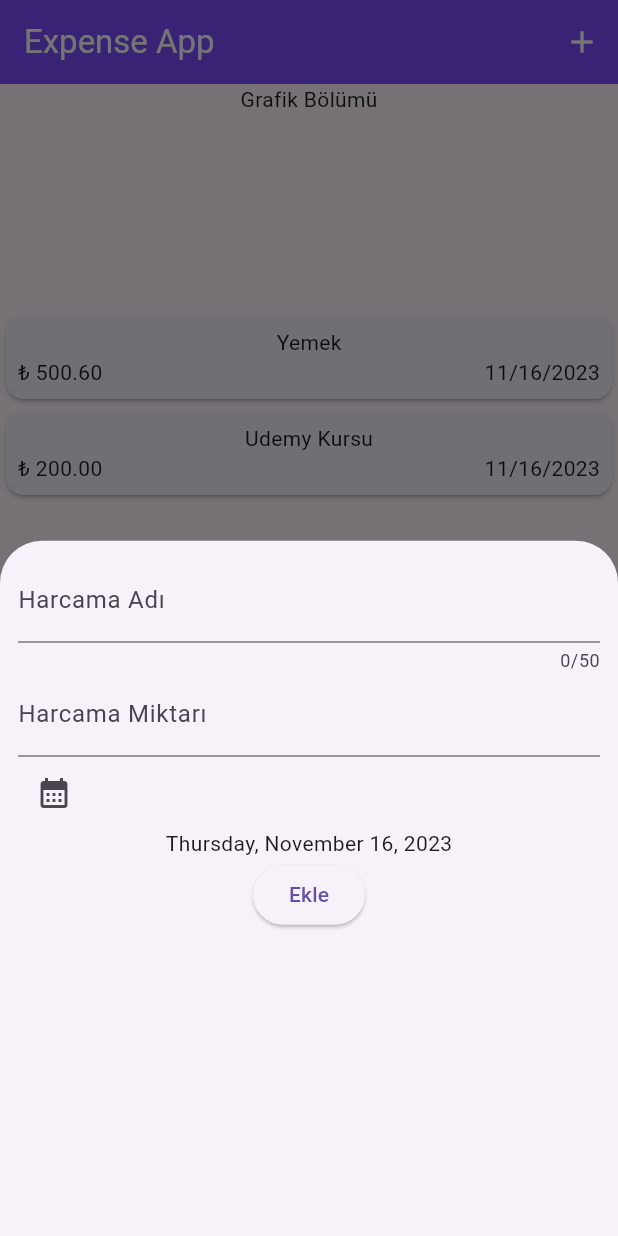
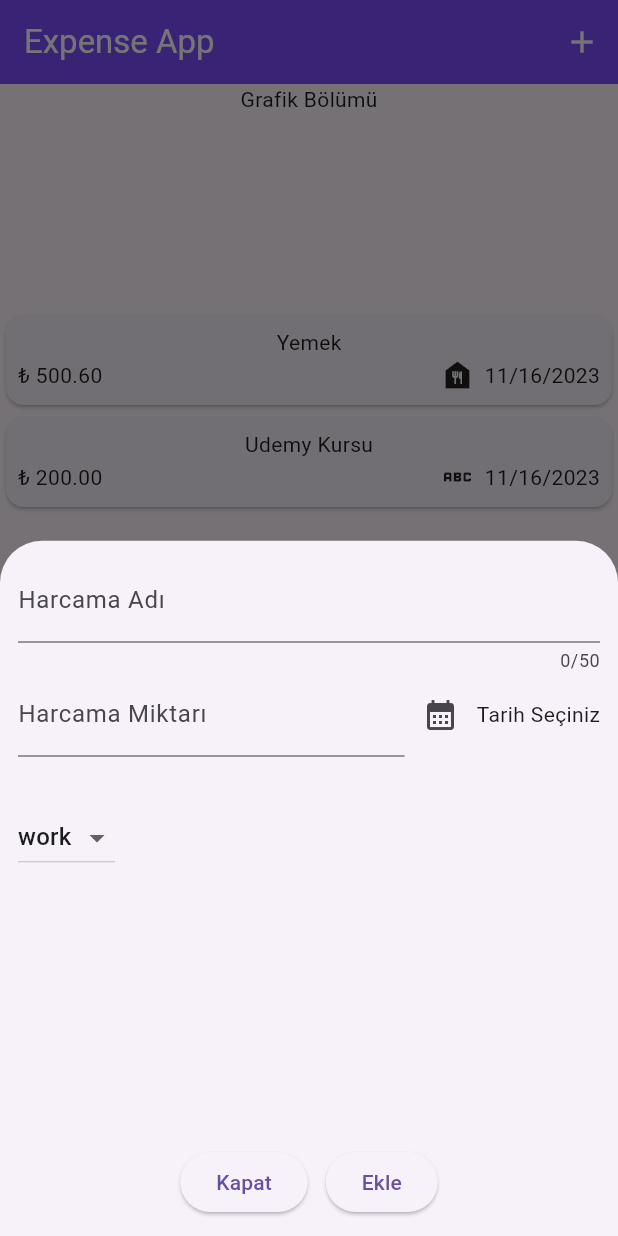
Before and after one commit to ozlemkayyaa/ExpenseApp, a Flutter app: the screen it shows after launch, after a tap on the "add" icon, on a phone screen of 412 x 824 dp. Run offline on Flutter 3.47's test engine with Material 2 defaults, Android fonts, the phone set to English and light mode, and no system bars.

Commit message:
dersteki hali

```diff
--- a/lib/models/expense.dart
+++ b/lib/models/expense.dart
@@ -1,16 +1,29 @@
-// id => identifier => kimlik belirleyici
-
 import 'package:uuid/uuid.dart';
+import 'package:flutter/material.dart';
 
 const uuid = Uuid();
 
+enum Category { work, travel, food, dress }
+
+const categoryIcons = {
+  Category.work: Icons.work,
+  Category.travel: Icons.place_outlined,
+  Category.dress: Icons.abc,
+  Category.food: Icons.food_bank
+};
+
 class Expense {
-  Expense({required this.name, required this.price, required this.date})
+  Expense(
+      {required this.name,
+      required this.price,
+      required this.date,
+      required this.category})
       : id = uuid.v4();
   final String id;
   final String name;
   final double price;
   final DateTime date;
+  final Category category;
 }
 
 // int,long => 1,2,3,4,5,99999999
--- a/lib/pages/expenses_page.dart
+++ b/lib/pages/expenses_page.dart
@@ -13,8 +13,16 @@ class ExpensesPage extends StatefulWidget {
 
 class _ExpensesPageState extends State<ExpensesPage> {
   List<Expense> expenses = [
-    Expense(name: "Yemek", price: 500.595, date: DateTime.now()),
-    Expense(name: "Udemy Kursu", price: 200, date: DateTime.now()),
+    Expense(
+        name: "Yemek",
+        price: 500.595,
+        date: DateTime.now(),
+        category: Category.food),
+    Expense(
+        name: "Udemy Kursu",
+        price: 200,
+        date: DateTime.now(),
+        category: Category.dress),
   ];
 
   @override
@@ -34,7 +42,7 @@ class _ExpensesPageState extends State<ExpensesPage> {
         ),
         const SizedBox(
           height: 150,
-          child: Text("Burası bottom bar."),
+          child: Text("Burasi bottom bar."),
         )
       ]),
     );
--- a/lib/widgets/expense_item.dart
+++ b/lib/widgets/expense_item.dart
@@ -19,6 +19,8 @@ class ExpenseItem extends StatelessWidget {
                 Text(
                     "₺ ${expense.price.toStringAsFixed(2)}"), //string interpolation
                 const Spacer(), //eşit aralık bırakır,  flex: diye bir argüman alır orada verdiğin mesafeyi ayarlayabilrisin
+                Icon(categoryIcons[expense.category]),
+                const SizedBox(width: 6),
                 Text(
                   DateFormat.yMd().format(expense.date),
                 ),
--- a/lib/widgets/new_expense.dart
+++ b/lib/widgets/new_expense.dart
@@ -1,3 +1,4 @@
+import 'package:expenseapp/models/expense.dart';
 import 'package:flutter/material.dart';
 import 'package:intl/intl.dart';
 // import 'package:syncfusion_flutter_datepicker/datepicker.dart';
@@ -11,34 +12,37 @@ class NewExpense extends StatefulWidget {
 
 class _NewExpenseState extends State<NewExpense> {
   // TextEditingController sınıfı, metin alanlarını kontrol etmek için kullanılır.
-  final _expenseNameController =
-      TextEditingController(); // Harcama adını tutan bir TextEditingController değişkenidir.
-  final _expensePriceController =
-      TextEditingController(); // Harcama miktarını tutan bir TextEditingController değişkenidir.
-  var _selectedDate =
-      DateTime.now(); // Seçilen tarihi tutan bir DateTime değişkenidir.
+  final _expenseNameController = TextEditingController();
+  final _expensePriceController = TextEditingController();
+  DateTime? _selectedDate;
+  Category _selectedCategory = Category.work;
 
-  // Tarih seçiciyi açan ve seçilen tarihi _selectedDate değişkenine atayan bir fonksiyondur.
-
-  Future<void> _selectDate(BuildContext context) async {
-    final DateTime? picked = await showDatePicker(
-        // showDatePicker() fonksiyonu, tarih seçiciyi açmak için kullanılır.
+  void _openDatePicker() async {
+    DateTime today = DateTime.now(); // 16.11.2023
+    // 2022, 11, 16
+    DateTime oneYearAgo = DateTime(today.year - 1, today.month, today.day);
+    // showDatePicker(
+    //         context: context,
+    //         initialDate: today,
+    //         firstDate: oneYearAgo,
+    //         lastDate: today)
+    // .then((value) {
+    //   async işlemden cevap ne zaman gelirse bu bloğu çalıştır..
+    //   print(value);
+    // });
+    // async function => await etmek
+    DateTime? selectedDate = await showDatePicker(
         context: context,
-        initialDate: _selectedDate,
-        firstDate: DateTime.now().subtract(const Duration(days: 365)),
-        lastDate: DateTime.now());
-
-    // initialDate parametresi, tarih seçicinin başlangıç tarihini ayarlamak için kullanılır.
-    // firstDate ve lastDate parametreleri, tarih seçicinin minimum ve maksimum tarihlerini ayarlamak için kullanılır.
-
-    if (picked != null && picked != _selectedDate) {
-      // picked != null && picked != _selectedDate koşulu,
-      // seçilen tarihin null olup olmadığını ve seçilen tarihin _selectedDate değişkenindeki tarihle aynı olup olmadığını kontrol eder.
+        initialDate: _selectedDate == null ? today : _selectedDate!,
+        firstDate: oneYearAgo,
+        lastDate: today);
     setState(() {
-        _selectedDate =
-            picked; //  _selectedDate değişkenini picked değişkenine atar.
+      _selectedDate = selectedDate;
     });
-    }
+    print(selectedDate);
+    print("Merhaba");
+    // sync => bir satır çalışmasını bitirmeden alt satıra geçemez.
+    // async => async olan satır sadece tetiklenir kod aşağıya doğru çalışmaya devam eder
   }
 
   @override
@@ -48,34 +52,68 @@ class _NewExpenseState extends State<NewExpense> {
       child: Padding(
         padding: const EdgeInsets.all(12.0),
         child: Column(children: [
-          // TextField: Kullanıcının harcama adı ve miktarını girmesine izin veren bir widget'tır.
           TextField(
             controller: _expenseNameController,
-            maxLength:
-                50, // metin alanına girilebilecek maksimum karakter sayısını belirlemek için kullanılır.
+            maxLength: 50,
             decoration: const InputDecoration(labelText: "Harcama Adı"),
-          ),
-          TextField(
-            controller: _expensePriceController,
-            keyboardType: TextInputType.number,
-            decoration: const InputDecoration(labelText: "Harcama Miktarı"),
           ),
           Row(
             children: [
+              Expanded(
+                child: TextField(
+                  controller: _expensePriceController,
+                  keyboardType: TextInputType.number,
+                  decoration: const InputDecoration(
+                      labelText: "Harcama Miktarı", prefixText: "₺"),
+                ),
+              ),
               IconButton(
-                icon: const Icon(Icons.calendar_month),
-                onPressed: () => _selectDate(context),
-              ),
+                  onPressed: () => _openDatePicker(),
+                  icon: const Icon(Icons.calendar_month)),
+              // ternary operator
+              Text(_selectedDate == null
+                  ? "Tarih Seçiniz"
+                  : DateFormat.yMd().format(_selectedDate!)),
             ],
           ),
-          Text(DateFormat.yMMMMEEEEd().format(_selectedDate)),
+          const SizedBox(
+            height: 30,
+          ),
+          Row(
+            children: [
+              DropdownButton(
+                  value: _selectedCategory,
+                  items: Category.values.map((category) {
+                    return DropdownMenuItem(
+                        value: category, child: Text(category.name));
+                  }).toList(),
+                  onChanged: (value) {
+                    setState(() {
+                      if (value != null) _selectedCategory = value;
+                    });
+                  })
+            ],
+          ),
+          const Spacer(),
+          Row(
+            mainAxisAlignment: MainAxisAlignment.center,
+            children: [
+              ElevatedButton(
+                  onPressed: () {
+                    Navigator.pop(context);
+                  },
+                  child: const Text("Kapat")),
+              const SizedBox(
+                width: 12,
+              ),
               ElevatedButton(
                   onPressed: () {
                     print(
                         "Kaydedilen değer: ${_expenseNameController.text} ${_expensePriceController.text}");
                   },
-            child: const Text("Ekle"),
-          ),
+                  child: const Text("Ekle")),
+            ],
+          )
         ]),
       ),
     );
```
Lines whose indentation alone changed are shown as unchanged.
